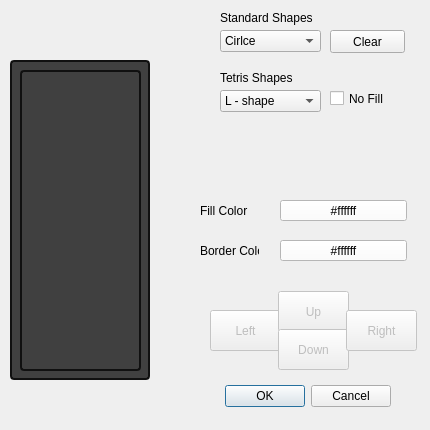
ThereIsNoEscape/cs383project, file Tower_of_Lights_Editor_V3/shapeeffectdialog.ui: the form before one commit.
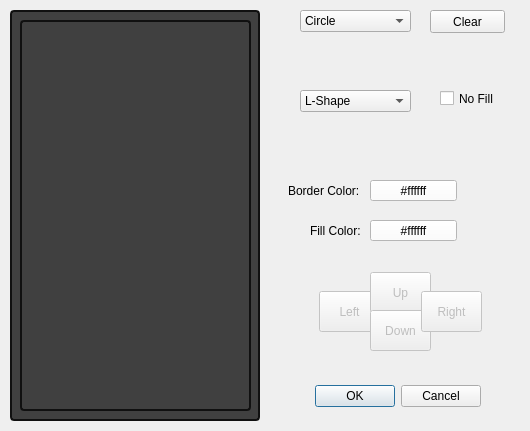
The form after the commit.

Commit message:
updated shape effects with current version
updated shape effects with current version of our iteration 4.

```diff
--- a/Tower_of_Lights_Editor_V3/shapeeffectdialog.ui
+++ b/Tower_of_Lights_Editor_V3/shapeeffectdialog.ui
@@ -6,20 +6,20 @@
    <rect>
     <x>0</x>
     <y>0</y>
-    <width>430</width>
-    <height>430</height>
+    <width>530</width>
+    <height>431</height>
    </rect>
   </property>
   <property name="minimumSize">
    <size>
-    <width>400</width>
-    <height>300</height>
+    <width>450</width>
+    <height>431</height>
    </size>
   </property>
   <property name="maximumSize">
    <size>
-    <width>430</width>
-    <height>430</height>
+    <width>530</width>
+    <height>440</height>
    </size>
   </property>
   <property name="windowTitle">
@@ -28,9 +28,9 @@
   <widget class="QDialogButtonBox" name="buttonBox">
    <property name="geometry">
     <rect>
-     <x>220</x>
+     <x>250</x>
      <y>380</y>
-     <width>171</width>
+     <width>231</width>
      <height>32</height>
     </rect>
    </property>
@@ -45,9 +45,9 @@
    <property name="geometry">
     <rect>
      <x>10</x>
-     <y>60</y>
-     <width>140</width>
-     <height>320</height>
+     <y>10</y>
+     <width>250</width>
+     <height>411</height>
     </rect>
    </property>
    <property name="sizePolicy">
@@ -72,8 +72,8 @@
      <rect>
       <x>10</x>
       <y>10</y>
-      <width>121</width>
-      <height>301</height>
+      <width>231</width>
+      <height>391</height>
      </rect>
     </property>
     <layout class="QGridLayout" name="gridLayout">
@@ -89,9 +89,9 @@
    </property>
    <property name="geometry">
     <rect>
-     <x>210</x>
-     <y>310</y>
-     <width>71</width>
+     <x>319</x>
+     <y>291</y>
+     <width>61</width>
      <height>41</height>
     </rect>
    </property>
@@ -105,9 +105,9 @@
    </property>
    <property name="geometry">
     <rect>
-     <x>278</x>
-     <y>291</y>
-     <width>71</width>
+     <x>370</x>
+     <y>272</y>
+     <width>61</width>
      <height>41</height>
     </rect>
    </property>
@@ -121,9 +121,9 @@
    </property>
    <property name="geometry">
     <rect>
-     <x>278</x>
-     <y>329</y>
-     <width>71</width>
+     <x>370</x>
+     <y>310</y>
+     <width>61</width>
      <height>41</height>
     </rect>
    </property>
@@ -137,9 +137,9 @@
    </property>
    <property name="geometry">
     <rect>
-     <x>346</x>
-     <y>310</y>
-     <width>71</width>
+     <x>421</x>
+     <y>291</y>
+     <width>61</width>
      <height>41</height>
     </rect>
    </property>
@@ -150,22 +150,51 @@
   <widget class="QLabel" name="label_2">
    <property name="geometry">
     <rect>
-     <x>200</x>
-     <y>200</y>
+     <x>310</x>
+     <y>220</y>
      <width>59</width>
      <height>21</height>
     </rect>
    </property>
    <property name="text">
-    <string>Fill Color</string>
+    <string>Fill Color:</string>
    </property>
   </widget>
   <widget class="QPushButton" name="pushButton_color">
    <property name="geometry">
     <rect>
-     <x>280</x>
-     <y>200</y>
-     <width>127</width>
+     <x>370</x>
+     <y>220</y>
+     <width>87</width>
+     <height>21</height>
+    </rect>
+   </property>
+   <property name="styleSheet">
+    <string notr="true">background-color: #ffffff</string>
+   </property>
+   <property name="text">
+    <string>#ffffff</string>
+   </property>
+  </widget>
+  <widget class="QLabel" name="label_3">
+   <property name="geometry">
+    <rect>
+     <x>288</x>
+     <y>180</y>
+     <width>71</width>
+     <height>21</height>
+    </rect>
+   </property>
+   <property name="text">
+    <string>Border Color:</string>
+   </property>
+  </widget>
+  <widget class="QPushButton" name="pushButton_color_2">
+   <property name="geometry">
+    <rect>
+     <x>370</x>
+     <y>180</y>
+     <width>87</width>
      <height>21</height>
     </rect>
    </property>
@@ -179,15 +208,15 @@
   <widget class="QComboBox" name="comboBox">
    <property name="geometry">
     <rect>
-     <x>220</x>
-     <y>30</y>
-     <width>101</width>
+     <x>300</x>
+     <y>10</y>
+     <width>111</width>
      <height>22</height>
     </rect>
    </property>
    <item>
     <property name="text">
-     <string>Cirlce</string>
+     <string>Circle</string>
     </property>
    </item>
    <item>
@@ -206,11 +235,56 @@
     </property>
    </item>
   </widget>
+  <widget class="QComboBox" name="comboBox_2">
+   <property name="geometry">
+    <rect>
+     <x>300</x>
+     <y>90</y>
+     <width>111</width>
+     <height>22</height>
+    </rect>
+   </property>
+   <item>
+    <property name="text">
+     <string>L-Shape</string>
+    </property>
+   </item>
+   <item>
+    <property name="text">
+     <string>Mirrored L-Shape</string>
+    </property>
+   </item>
+   <item>
+    <property name="text">
+     <string>S-Shape</string>
+    </property>
+   </item>
+   <item>
+    <property name="text">
+     <string>Z-Shape</string>
+    </property>
+   </item>
+   <item>
+    <property name="text">
+     <string>T-Shape</string>
+    </property>
+   </item>
+   <item>
+    <property name="text">
+     <string>Box</string>
+    </property>
+   </item>
+   <item>
+    <property name="text">
+     <string>Line</string>
+    </property>
+   </item>
+  </widget>
   <widget class="QPushButton" name="pushButton">
    <property name="geometry">
     <rect>
-     <x>330</x>
-     <y>30</y>
+     <x>430</x>
+     <y>10</y>
      <width>75</width>
      <height>23</height>
     </rect>
@@ -222,9 +296,9 @@
   <widget class="QCheckBox" name="noFill">
    <property name="geometry">
     <rect>
-     <x>330</x>
+     <x>440</x>
      <y>90</y>
-     <width>81</width>
+     <width>70</width>
      <height>17</height>
     </rect>
    </property>
@@ -232,106 +306,6 @@
     <string>No Fill</string>
    </property>
   </widget>
-  <widget class="QComboBox" name="comboBox_2">
-   <property name="geometry">
-    <rect>
-     <x>220</x>
-     <y>90</y>
-     <width>101</width>
-     <height>22</height>
-    </rect>
-   </property>
-   <item>
-    <property name="text">
-     <string>L - shape</string>
-    </property>
-   </item>
-   <item>
-    <property name="text">
-     <string>Mirrored L-shape</string>
-    </property>
-   </item>
-   <item>
-    <property name="text">
-     <string>S - shape</string>
-    </property>
-   </item>
-   <item>
-    <property name="text">
-     <string>Z - shape</string>
-    </property>
-   </item>
-   <item>
-    <property name="text">
-     <string>T - shape</string>
-    </property>
-   </item>
-   <item>
-    <property name="text">
-     <string>box</string>
-    </property>
-   </item>
-   <item>
-    <property name="text">
-     <string>line</string>
-    </property>
-   </item>
-  </widget>
-  <widget class="QLabel" name="label">
-   <property name="geometry">
-    <rect>
-     <x>220</x>
-     <y>10</y>
-     <width>101</width>
-     <height>16</height>
-    </rect>
-   </property>
-   <property name="text">
-    <string>Standard Shapes</string>
-   </property>
-  </widget>
-  <widget class="QLabel" name="label_3">
-   <property name="geometry">
-    <rect>
-     <x>220</x>
-     <y>70</y>
-     <width>101</width>
-     <height>16</height>
-    </rect>
-   </property>
-   <property name="text">
-    <string>Tetris Shapes</string>
-   </property>
-  </widget>
-  <widget class="QLabel" name="label_4">
-   <property name="geometry">
-    <rect>
-     <x>200</x>
-     <y>240</y>
-     <width>59</width>
-     <height>21</height>
-    </rect>
-   </property>
-   <property name="text">
-    <string>Border Color</string>
-   </property>
-  </widget>
-  <widget class="QPushButton" name="pushButton_color_2">
-   <property name="geometry">
-    <rect>
-     <x>280</x>
-     <y>240</y>
-     <width>127</width>
-     <height>21</height>
-    </rect>
-   </property>
-   <property name="styleSheet">
-    <string notr="true">background-color: #ffffff</string>
-   </property>
-   <property name="text">
-    <string>#ffffff</string>
-   </property>
-  </widget>
  </widget>
  <resources/>
  <connections>
```
The commit also changes 33 other files.
